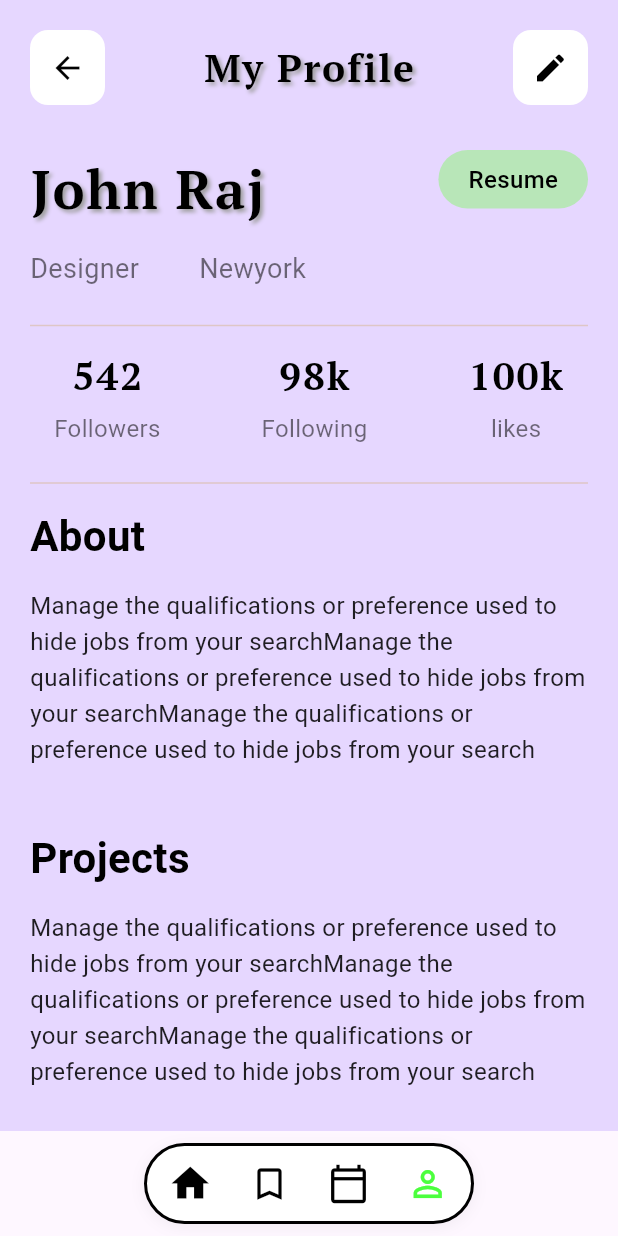
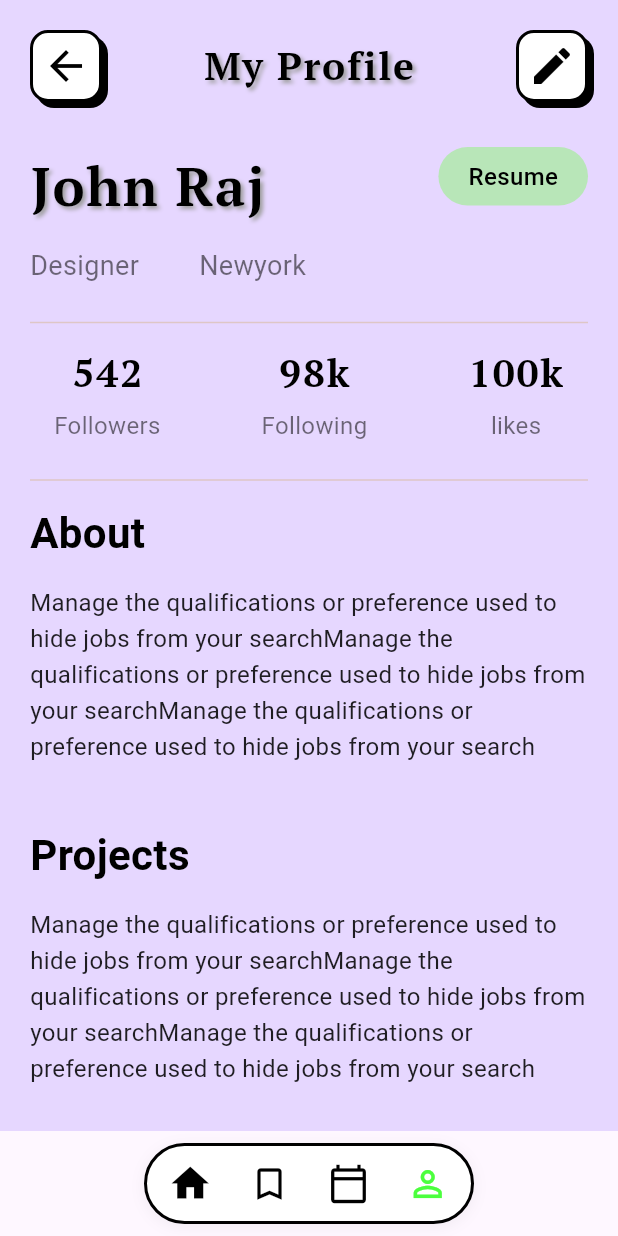
Before and after one commit to Roshan-Mayengbam/internappflutter, a Flutter app: the screen it shows after launch, after a tap on the "bookmark outline" icon, after a tap on the "calendar today" icon, after a tap on the "person outline" icon, on a phone screen of 412 x 824 dp. Run offline on Flutter 3.47's test engine with Material 3 defaults, Android fonts, the phone set to English and light mode, and no system bars; our stand-ins replace cached_network_image, file_picker, firebase_auth, firebase_core, flutter_svg, google_fonts and 1 more; accounts and stored records are empty; project files that could hold a hidden picture were left out.

Commit message:
Added Custom Button and Search Field

```diff
--- /dev/null
+++ b/lib/core/components/custom_button.dart
@@ -0,0 +1,50 @@
+import 'package:flutter/material.dart';
+
+import 'package:internappflutter/core/constants/button_constants.dart';
+
+// Use expanded if you want to occupy max space horizontally
+class CustomButton extends StatelessWidget {
+  const CustomButton({
+    super.key,
+    this.foregroundColor = Colors.white,
+    this.backgroundColor = Colors.black,
+    this.iconSize = 32,
+    required this.buttonIcon,
+    required this.onPressed,
+  });
+
+  final double iconSize;
+  final VoidCallback onPressed;
+  final Color foregroundColor;
+  final Color backgroundColor;
+  final IconData buttonIcon;
+
+  @override
+  Widget build(BuildContext context) {
+    return Container(
+      width: ButtonConstants.size,
+      height: ButtonConstants.size,
+      decoration: BoxDecoration(
+        color: foregroundColor,
+        borderRadius: BorderRadius.circular(ButtonConstants.borderRadius),
+        border: Border.all(
+          color: Colors.black,
+          width: ButtonConstants.borderWidth,
+        ),
+        boxShadow: [
+          BoxShadow(
+            color: backgroundColor,
+            offset: ButtonConstants.shadowOffset,
+          ),
+        ],
+      ),
+      child: Center(
+        child: Icon(
+          buttonIcon,
+          color: backgroundColor,
+          size: iconSize, // Adjust icon size as needed
+        ),
+      ),
+    );
+  }
+}
--- /dev/null
+++ b/lib/core/constants/button_constants.dart
@@ -0,0 +1,11 @@
+import 'dart:ui';
+
+class ButtonConstants {
+  ButtonConstants._();
+
+  static const double size = 48;
+  static const double iconSize = 30;
+  static const Offset shadowOffset = Offset(4, 4);
+  static const double borderRadius = 12.0;
+  static const double borderWidth = 2.0;
+}
--- a/lib/home/home_page.dart
+++ b/lib/home/home_page.dart
@@ -1,5 +1,7 @@
 import 'package:flutter/material.dart';
+
 import 'job_card.dart';
+import 'package:internappflutter/core/components/custom_button.dart';
 
 class HomePage extends StatefulWidget {
   const HomePage({super.key});
@@ -84,58 +86,21 @@ class HomePageState extends State<HomePage> {
               child: Row(
                 mainAxisAlignment: MainAxisAlignment.spaceBetween,
                 children: [
-                  Stack(
-                    children: [
-                      Positioned(
-                        left: 8,
-                        top: 8,
-                        child: Container(
-                          width: 48,
-                          height: 48,
-                          decoration: BoxDecoration(
-                            color: Colors.black,
-                            borderRadius: BorderRadius.circular(14),
-                          ),
-                        ),
-                      ),
-                      Container(
-                        width: 48,
-                        height: 48,
-                        decoration: BoxDecoration(
-                          color: const Color(0xFFD9FFCB),
-                          borderRadius: BorderRadius.circular(14),
-                          border: Border.all(color: Colors.black, width: 1),
-                        ),
-                        child: const Icon(Icons.tune, color: Colors.black),
-                      ),
-                    ],
+                  CustomButton(
+                    onPressed: () {},
+                    foregroundColor: const Color(0xFFD9FFCB),
+                    buttonIcon: Icons.tune,
                   ),
                   Row(
                     children: [
-                      Container(
-                        decoration: BoxDecoration(
-                          color: Colors.white,
-                          borderRadius: BorderRadius.circular(10),
-                          border: Border.all(color: Colors.black, width: 2),
-                        ),
-                        padding: const EdgeInsets.all(8),
-                        child: const Icon(
-                          Icons.notifications_none,
-                          color: Colors.black,
-                        ),
+                      CustomButton(
+                        onPressed: () {},
+                        buttonIcon: Icons.chat_bubble_outline,
                       ),
                       const SizedBox(width: 12),
-                      Container(
-                        decoration: BoxDecoration(
-                          color: Colors.white,
-                          borderRadius: BorderRadius.circular(10),
-                          border: Border.all(color: Colors.black, width: 2),
-                        ),
-                        padding: const EdgeInsets.all(8),
-                        child: const Icon(
-                          Icons.chat_bubble_outline,
-                          color: Colors.black,
-                        ),
+                      CustomButton(
+                        onPressed: () {},
+                        buttonIcon: Icons.notifications_none,
                       ),
                     ],
                   ),
--- a/lib/profile/profile.dart
+++ b/lib/profile/profile.dart
@@ -1,5 +1,7 @@
 import 'package:flutter/material.dart';
 import 'package:google_fonts/google_fonts.dart';
+
+import '../core/components/custom_button.dart';
 
 class ProfilePage extends StatelessWidget {
   const ProfilePage({Key? key}) : super(key: key);
@@ -18,19 +20,20 @@ class ProfilePage extends StatelessWidget {
               Row(
                 mainAxisAlignment: MainAxisAlignment.spaceBetween,
                 children: [
-                  Container(
-                    width: 50,
-                    height: 50,
-                    decoration: BoxDecoration(
-                      color: Colors.white,
-                      borderRadius: BorderRadius.circular(12),
-                    ),
-                    child: const Icon(
-                      Icons.arrow_back,
-                      color: Colors.black,
-                      size: 24,
-                    ),
-                  ),
+                  // Container(
+                  //   width: 50,
+                  //   height: 50,
+                  //   decoration: BoxDecoration(
+                  //     color: Colors.white,
+                  //     borderRadius: BorderRadius.circular(12),
+                  //   ),
+                  //   child: const Icon(
+                  //     Icons.arrow_back,
+                  //     color: Colors.black,
+                  //     size: 24,
+                  //   ),
+                  // ),
+                  CustomButton(buttonIcon: Icons.arrow_back, onPressed: () {}),
                   Text(
                     'My Profile',
                     style: GoogleFonts.ptSerif(
@@ -47,19 +50,20 @@ class ProfilePage extends StatelessWidget {
                       ],
                     ),
                   ),
-                  Container(
-                    width: 50,
-                    height: 50,
-                    decoration: BoxDecoration(
-                      color: Colors.white,
-                      borderRadius: BorderRadius.circular(12),
-                    ),
-                    child: const Icon(
-                      Icons.edit,
-                      color: Colors.black,
-                      size: 24,
-                    ),
-                  ),
+                  // Container(
+                  //   width: 50,
+                  //   height: 50,
+                  //   decoration: BoxDecoration(
+                  //     color: Colors.white,
+                  //     borderRadius: BorderRadius.circular(12),
+                  //   ),
+                  //   child: const Icon(
+                  //     Icons.edit,
+                  //     color: Colors.black,
+                  //     size: 24,
+                  //   ),
+                  // ),
+                  CustomButton(buttonIcon: Icons.edit, onPressed: () {}),
                 ],
               ),
 
```
Also changed, not shown: lib/core/components/custom_search_field.dart (added, +65 -0 lines), lib/core/constants/search_field_constants.dart (added, +14 -0 lines), pubspec.lock, 1 other file.
